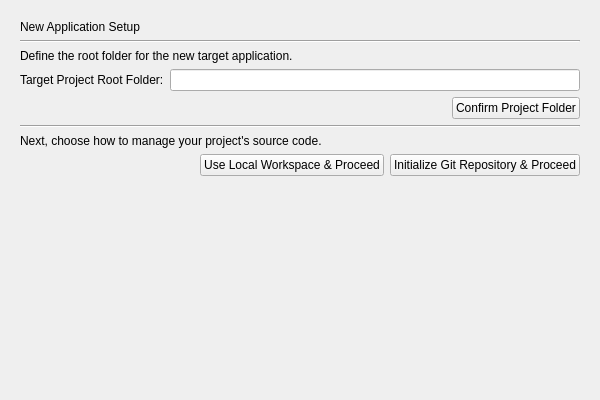
The window that gui/env_setup_page.ui (mariolewis/asdf_factory) describes before a commit, drawn with Qt 5.
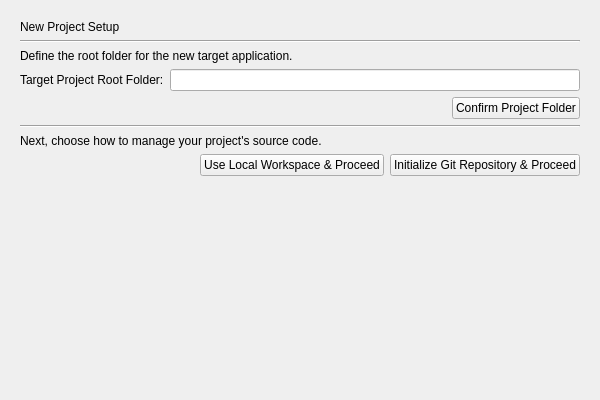
The same window after the commit.

```diff
--- a/gui/env_setup_page.ui
+++ b/gui/env_setup_page.ui
@@ -29,7 +29,7 @@
    <item>
     <widget class="QLabel" name="headerLabel">
      <property name="text">
-      <string>New Application Setup</string>
+      <string>New Project Setup</string>
      </property>
     </widget>
    </item>
```
